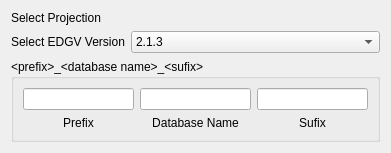
The window that CustomWidgets/databaseParameterWidget.ui (dsgoficial/DsgTools) describes before a commit, drawn with Qt 5.
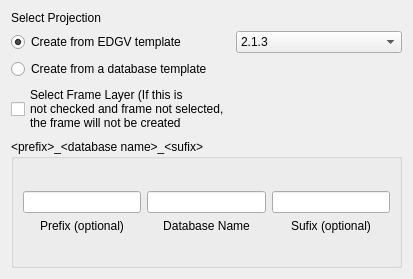
The same window after the commit. Custom widgets are drawn as their Qt base class.

Patch:
```diff
--- a/CustomWidgets/databaseParameterWidget.ui
+++ b/CustomWidgets/databaseParameterWidget.ui
@@ -6,8 +6,8 @@
    <rect>
     <x>0</x>
     <y>0</y>
-    <width>391</width>
-    <height>146</height>
+    <width>413</width>
+    <height>279</height>
    </rect>
   </property>
   <property name="sizePolicy">
@@ -38,9 +38,12 @@
     </widget>
    </item>
    <item row="1" column="0">
-    <widget class="QLabel" name="label_4">
+    <widget class="QRadioButton" name="edgvTemplateRadioButton">
      <property name="text">
-      <string>Select EDGV Version</string>
+      <string>Create from EDGV template</string>
+     </property>
+     <property name="checked">
+      <bool>true</bool>
      </property>
     </widget>
    </item>
@@ -64,7 +67,42 @@
      </item>
     </widget>
    </item>
-   <item row="2" column="0" colspan="2">
+   <item row="2" column="0">
+    <widget class="QRadioButton" name="dbTemplateRadioButton">
+     <property name="enabled">
+      <bool>true</bool>
+     </property>
+     <property name="text">
+      <string>Create from a database template</string>
+     </property>
+    </widget>
+   </item>
+   <item row="2" column="1">
+    <widget class="ConnectionComboBox" name="comboBoxPostgis" native="true">
+     <property name="enabled">
+      <bool>false</bool>
+     </property>
+     <property name="sizePolicy">
+      <sizepolicy hsizetype="MinimumExpanding" vsizetype="Fixed">
+       <horstretch>0</horstretch>
+       <verstretch>0</verstretch>
+      </sizepolicy>
+     </property>
+    </widget>
+   </item>
+   <item row="3" column="0">
+    <widget class="QCheckBox" name="selectFrameCheckBox">
+     <property name="text">
+      <string>Select Frame Layer (If this is 
+not checked and frame not selected,
+the frame will not be created</string>
+     </property>
+    </widget>
+   </item>
+   <item row="3" column="1">
+    <widget class="DsgCustomComboBox" name="frameComboBox" native="true"/>
+   </item>
+   <item row="4" column="0" colspan="2">
     <widget class="QGroupBox" name="groupBox">
      <property name="enabled">
       <bool>true</bool>
@@ -97,7 +135,7 @@
            </sizepolicy>
           </property>
           <property name="text">
-           <string>Prefix</string>
+           <string>Prefix (optional)</string>
           </property>
           <property name="alignment">
            <set>Qt::AlignCenter</set>
@@ -151,7 +189,7 @@
            </sizepolicy>
           </property>
           <property name="text">
-           <string>Sufix</string>
+           <string>Sufix (optional)</string>
           </property>
           <property name="alignment">
            <set>Qt::AlignCenter</set>
@@ -171,6 +209,18 @@
    <extends>QWidget</extends>
    <header>qgis.gui</header>
   </customwidget>
+  <customwidget>
+   <class>DsgCustomComboBox</class>
+   <extends>QWidget</extends>
+   <header>DsgTools.CustomWidgets.BasicInterfaceWidgets.dsgCustomComboBox.h</header>
+   <container>1</container>
+  </customwidget>
+  <customwidget>
+   <class>ConnectionComboBox</class>
+   <extends>QWidget</extends>
+   <header>DsgTools.CustomWidgets.AdvancedConnectionWidgets.connectionComboBox.h</header>
+   <container>1</container>
+  </customwidget>
  </customwidgets>
  <resources/>
  <connections/>
```
